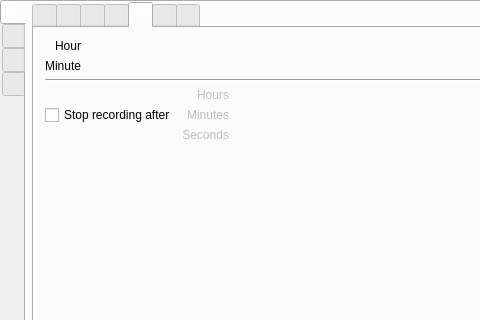
This is src/formMainWindow.ui in vkohaupt/vokoscreenNG as Qt 5 draws it before an edit; both pictures show x 0 to 480 and y 0 to 320 of the 710 by 422 pixel window. The edited form follows.
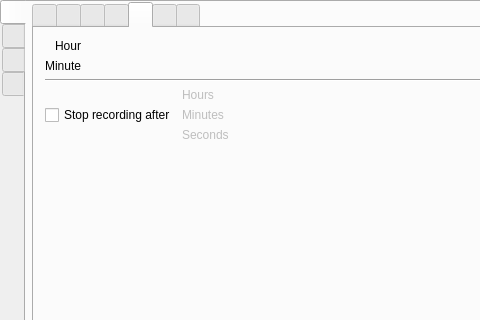
This is the edited form. Icons and pictures are not drawn.

What changed in the file:
```diff
--- a/src/formMainWindow.ui
+++ b/src/formMainWindow.ui
@@ -1368,7 +1368,7 @@
                       <string>Hours</string>
                      </property>
                      <property name="alignment">
-                      <set>Qt::AlignRight|Qt::AlignTrailing|Qt::AlignVCenter</set>
+                      <set>Qt::AlignLeading|Qt::AlignLeft|Qt::AlignVCenter</set>
                      </property>
                     </widget>
                    </item>
@@ -1378,7 +1378,7 @@
                       <string>Minutes</string>
                      </property>
                      <property name="alignment">
-                      <set>Qt::AlignRight|Qt::AlignTrailing|Qt::AlignVCenter</set>
+                      <set>Qt::AlignLeading|Qt::AlignLeft|Qt::AlignVCenter</set>
                      </property>
                     </widget>
                    </item>
@@ -1388,7 +1388,7 @@
                       <string>Seconds</string>
                      </property>
                      <property name="alignment">
-                      <set>Qt::AlignRight|Qt::AlignTrailing|Qt::AlignVCenter</set>
+                      <set>Qt::AlignLeading|Qt::AlignLeft|Qt::AlignVCenter</set>
                      </property>
                     </widget>
                    </item>
```
